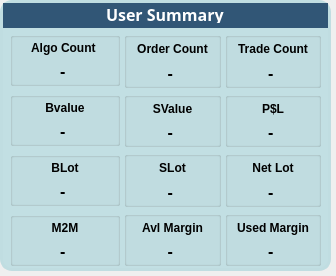
Above: Cards/summary_cards.ui from Likithanaidu07/qt before the change. Below: the same form after it.
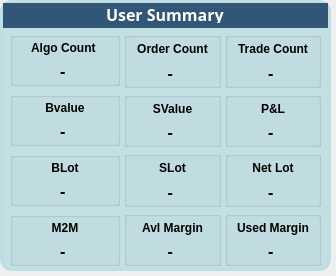
That is the form after the change. Icons and pictures are not drawn.

Diff of the .ui file:
```diff
--- a/Cards/summary_cards.ui
+++ b/Cards/summary_cards.ui
@@ -670,7 +670,7 @@
               </font>
              </property>
              <property name="text">
-              <string>P$L</string>
+              <string>P&amp;L</string>
              </property>
              <property name="alignment">
               <set>Qt::AlignCenter</set>
```
